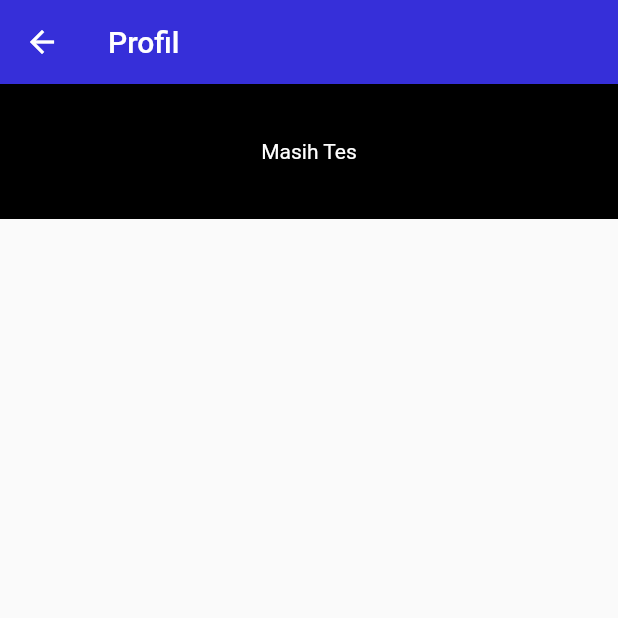
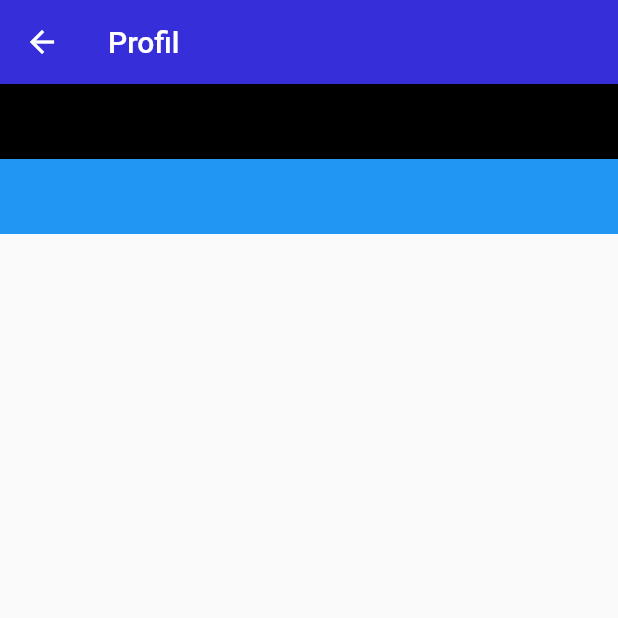
Before and after one commit to reonm4tcha/kps_nusantara_app, a Flutter app: the isi1 screen opened directly with sample values from the repository, on a phone screen of 412 x 824 dp, the top half of it. Run offline on Flutter 3.47's test engine with Material 2 defaults, Android fonts, the phone set to English and light mode, and no system bars.

Commit message:
handling click Container

```diff
--- a/lib/widgets/isi1.dart
+++ b/lib/widgets/isi1.dart
@@ -21,12 +21,8 @@ class isi1State extends State<isi1> {
         title: Text(lainnya_req.name,),
         backgroundColor: Color(0xff362FD9),
       ),
-      body: Container(
-        width: double.infinity,
-        height: 90,
-        color: Colors.black,
-        child: Center(child: Text('Masih Tes', style: TextStyle(color: Colors.white),)),
-      ),
+      body:
+          lainnya_req.isi1
     );
   }
 }
```
Also changed, not shown: lib/widgets/profilPage.dart (+15 -17 lines).
